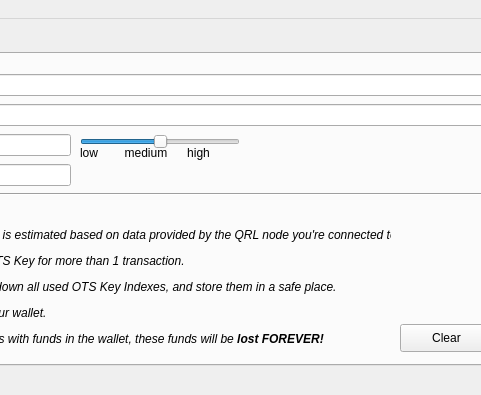
First picture: the form in GUI5.ui, repository successor1/qrllight, before the edit; both pictures show x 221 to 702 and y 0 to 395 of the 828 by 395 pixel window.
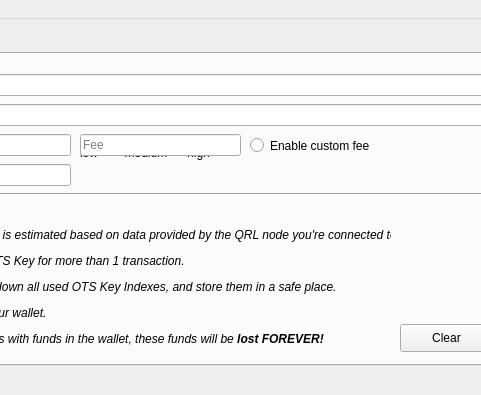
Second picture: the form after the edit. Icons and pictures are not drawn.

What changed in the file:
```diff
--- a/GUI5.ui
+++ b/GUI5.ui
@@ -310,6 +310,41 @@
          <string>low        medium      high</string>
         </property>
        </widget>
+       <widget class="QRadioButton" name="custom_fee">
+        <property name="geometry">
+         <rect>
+          <x>460</x>
+          <y>80</y>
+          <width>151</width>
+          <height>23</height>
+         </rect>
+        </property>
+        <property name="text">
+         <string>Enable custom fee</string>
+        </property>
+       </widget>
+       <widget class="QLineEdit" name="fee_edit">
+        <property name="geometry">
+         <rect>
+          <x>290</x>
+          <y>80</y>
+          <width>161</width>
+          <height>22</height>
+         </rect>
+        </property>
+        <property name="inputMask">
+         <string/>
+        </property>
+        <property name="text">
+         <string/>
+        </property>
+        <property name="cursorPosition">
+         <number>0</number>
+        </property>
+        <property name="placeholderText">
+         <string>Fee</string>
+        </property>
+       </widget>
       </widget>
       <widget class="QWidget" name="receive_tab">
        <attribute name="icon">
```
